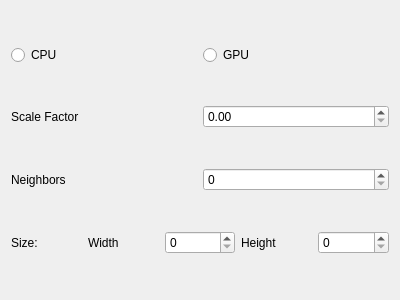
The window that Implementation/src/view/gui/widgets/av/FaceDetectionWidget.ui (eBabiano/AVPerformance) describes before a commit, drawn with Qt 5.
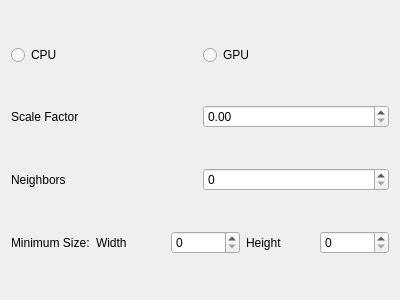
The same window after the commit.

Diff of the .ui file:
```diff
--- a/Implementation/src/view/gui/widgets/av/FaceDetectionWidget.ui
+++ b/Implementation/src/view/gui/widgets/av/FaceDetectionWidget.ui
@@ -69,7 +69,7 @@
      <item>
       <widget class="QLabel" name="label_3">
        <property name="text">
-        <string>Size:</string>
+        <string>Minimum Size:</string>
        </property>
       </widget>
      </item>
```
